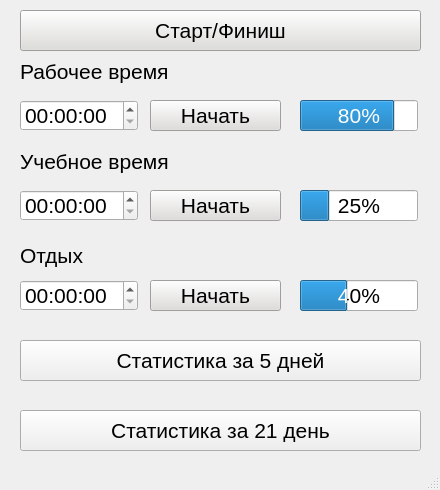
Old version of the form timer_GUI.ui in the repository AntonTyurin87/timer.
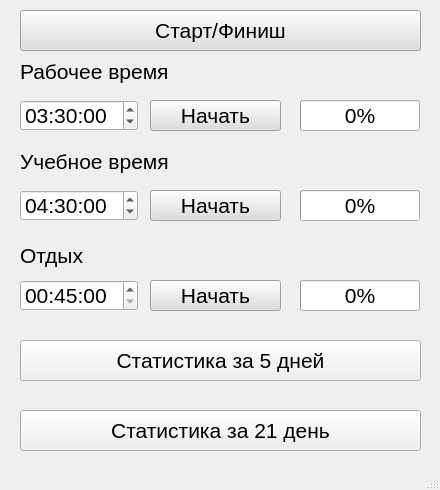
New version of the form.

Commit message: Add functions to button.

What changed in the file:
```diff
--- a/timer_GUI.ui
+++ b/timer_GUI.ui
@@ -57,7 +57,7 @@
      <rect>
       <x>300</x>
       <y>100</y>
-      <width>118</width>
+      <width>120</width>
       <height>31</height>
      </rect>
     </property>
@@ -67,7 +67,7 @@
      </font>
     </property>
     <property name="value">
-     <number>80</number>
+     <number>0</number>
     </property>
    </widget>
    <widget class="QTimeEdit" name="timeEdit">
@@ -84,6 +84,16 @@
       <pointsize>16</pointsize>
      </font>
     </property>
+    <property name="dateTime">
+     <datetime>
+      <hour>3</hour>
+      <minute>30</minute>
+      <second>0</second>
+      <year>2000</year>
+      <month>1</month>
+      <day>1</day>
+     </datetime>
+    </property>
    </widget>
    <widget class="QLabel" name="label">
     <property name="geometry">
@@ -149,7 +159,7 @@
      <rect>
       <x>300</x>
       <y>190</y>
-      <width>118</width>
+      <width>120</width>
       <height>31</height>
      </rect>
     </property>
@@ -159,7 +169,7 @@
      </font>
     </property>
     <property name="value">
-     <number>25</number>
+     <number>0</number>
     </property>
    </widget>
    <widget class="QTimeEdit" name="timeEdit_2">
@@ -176,6 +186,16 @@
       <pointsize>16</pointsize>
      </font>
     </property>
+    <property name="dateTime">
+     <datetime>
+      <hour>4</hour>
+      <minute>30</minute>
+      <second>0</second>
+      <year>2000</year>
+      <month>1</month>
+      <day>1</day>
+     </datetime>
+    </property>
    </widget>
    <widget class="QPushButton" name="pushButton_3">
     <property name="geometry">
@@ -205,7 +225,7 @@
      <rect>
       <x>300</x>
       <y>280</y>
-      <width>118</width>
+      <width>120</width>
       <height>31</height>
      </rect>
     </property>
@@ -215,7 +235,7 @@
      </font>
     </property>
     <property name="value">
-     <number>40</number>
+     <number>0</number>
     </property>
    </widget>
    <widget class="QTimeEdit" name="timeEdit_3">
@@ -232,6 +252,16 @@
       <pointsize>16</pointsize>
      </font>
     </property>
+    <property name="dateTime">
+     <datetime>
+      <hour>0</hour>
+      <minute>45</minute>
+      <second>0</second>
+      <year>2000</year>
+      <month>1</month>
+      <day>1</day>
+     </datetime>
+    </property>
    </widget>
    <widget class="QLabel" name="label_3">
     <property name="geometry">
```
The commit also changes 2 other files.
